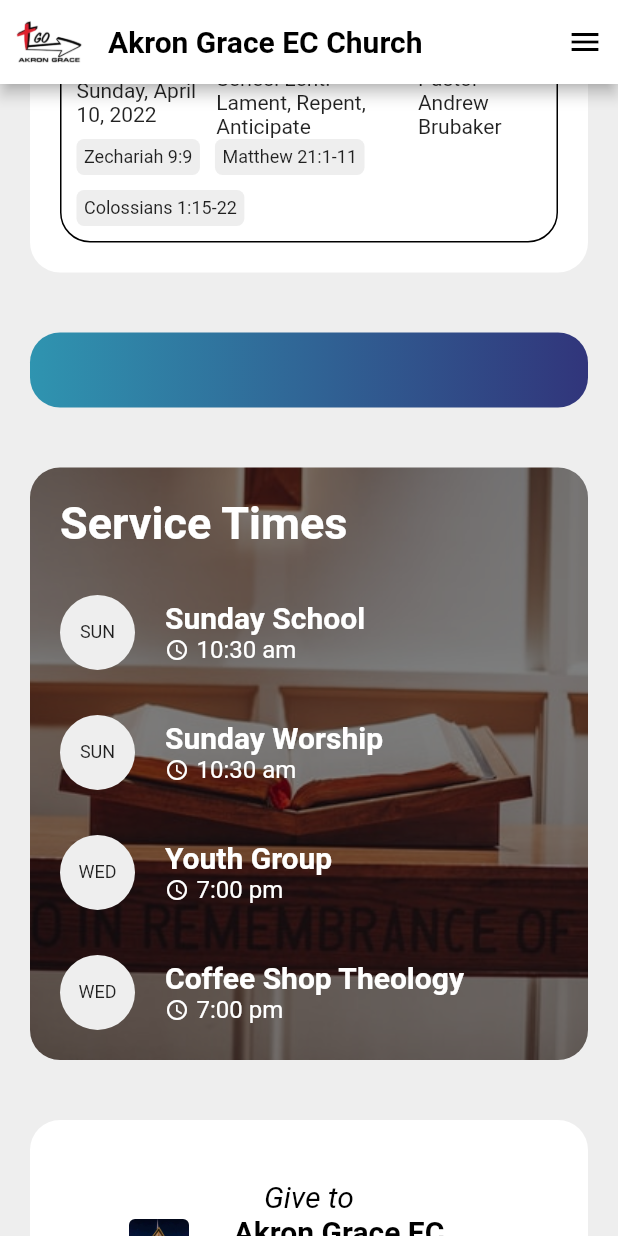
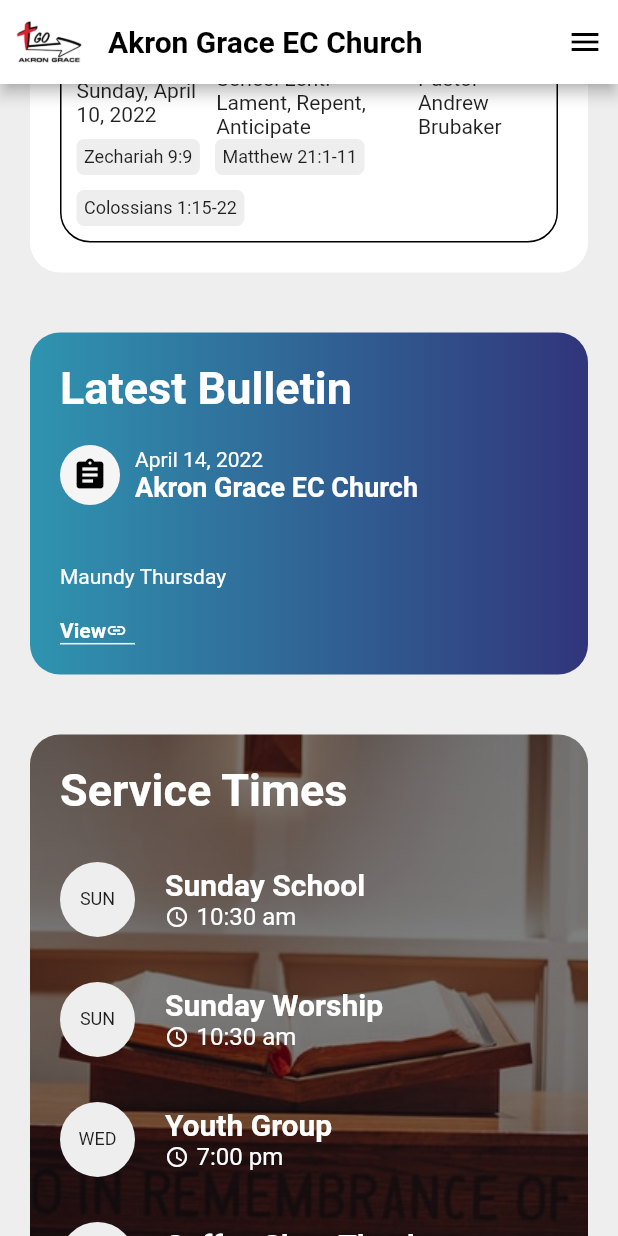
Before and after one commit to sheffley201/akron-grace-app, a Flutter app: the screen it shows after launch, scrolled down 576 dp, on a phone screen of 412 x 824 dp. Run offline on Flutter 3.47's test engine with Material 2 defaults, Android fonts, the light colour scheme and no system bars; missing offline and left inert: flutter_launcher_icons.

Commit message:
Filled bulletin widget instead of leaving it empty

```diff
--- a/lib/widgets.dart
+++ b/lib/widgets.dart
@@ -240,7 +240,6 @@
   Widget build(BuildContext context) {
     return Container(
       width: double.infinity,
-      height: 50,
       margin: const EdgeInsets.all(20),
       padding: const EdgeInsets.all(20),
       decoration: BoxDecoration(
@@ -254,6 +253,94 @@
           end: Alignment.centerRight,
         ),
       ),
+      child: Column(
+        crossAxisAlignment: CrossAxisAlignment.start,
+        children: [
+          const Text(
+            'Latest Bulletin',
+            style: TextStyle(
+              fontSize: 30,
+              fontWeight: FontWeight.bold,
+              color: Colors.white,
+            ),
+          ),
+          const SizedBox(height: 20),
+          Row(
+            children: [
+              Container(
+                width: 40,
+                height: 40,
+                decoration: BoxDecoration(
+                  color: Colors.grey[100],
+                  borderRadius: BorderRadius.circular(30),
+                ),
+                child: const Icon(
+                  Icons.assignment,
+                  color: Colors.black,
+                ),
+              ),
+              const SizedBox(width: 10),
+              Column(
+                crossAxisAlignment: CrossAxisAlignment.start,
+                children: const [
+                  Text(
+                    'April 14, 2022',
+                    style: TextStyle(
+                      fontSize: 14,
+                      color: Colors.white,
+                    ),
+                  ),
+                  Text(
+                    'Akron Grace EC Church',
+                    style: TextStyle(
+                      fontSize: 18,
+                      color: Colors.white,
+                      fontWeight: FontWeight.bold,
+                    ),
+                  )
+                ],
+              )
+            ],
+          ),
+          const SizedBox(height: 40),
+          const Text(
+            'Maundy Thursday',
+            style: TextStyle(
+              fontSize: 14,
+              color: Colors.white,
+            ),
+          ),
+          const SizedBox(height: 20),
+          Container(
+            width: 50,
+            decoration: const BoxDecoration(
+              border: Border(
+                bottom: BorderSide(
+                  color: Colors.white,
+                  width: 1,
+                ),
+              ),
+            ),
+            child: Row(
+              children: const [
+                Text(
+                  'View',
+                  style: TextStyle(
+                    fontSize: 14,
+                    color: Colors.white,
+                    fontWeight: FontWeight.bold,
+                  ),
+                ),
+                Icon(
+                  Icons.link,
+                  color: Colors.white,
+                  size: 14,
+                ),
+              ],
+            ),
+          ),
+        ]
+      )
     );
   }
 }
```
